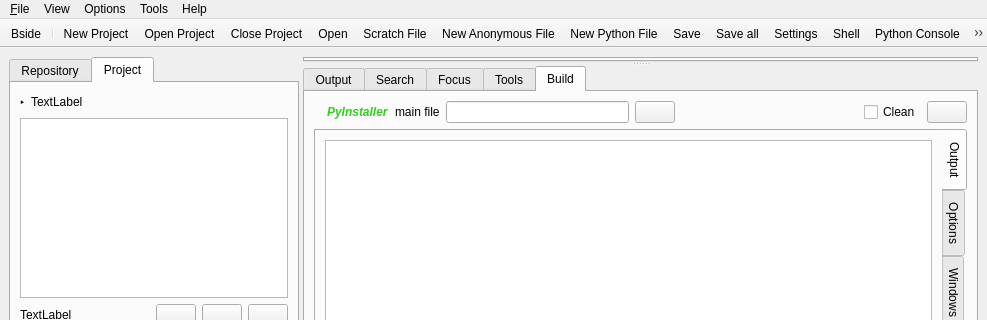
Qt form src/mainwindow.ui (jplozf/bside) before a commit; both pictures show x 0 to 987 and y 0 to 320 of the 987 by 628 pixel window.
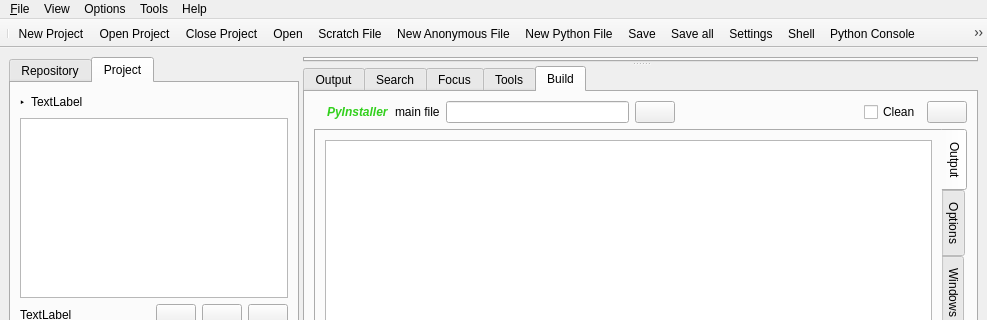
The same form after that commit. Icons and pictures are not drawn.

```diff
--- a/src/mainwindow.ui
+++ b/src/mainwindow.ui
@@ -2196,7 +2196,6 @@
    <attribute name="toolBarBreak">
     <bool>false</bool>
    </attribute>
-   <addaction name="actionBside"/>
    <addaction name="separator"/>
    <addaction name="actionNewProject"/>
    <addaction name="actionOpenProject"/>
```
Left out of the diff: 12 changed lines with no effect on the pictures.
